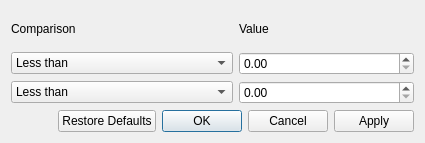
Before: the Qt Designer form hexrd/ui/resources/ui/threshold_mask_dialog.ui in HEXRD/hexrdgui, drawn with Qt 5.
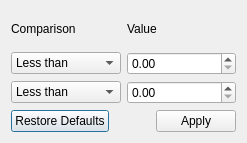
After: the same form once the commit is applied. Custom widgets are drawn as their Qt base class.

Commit message: Remove Okay/Cancel buttons

What changed in the file:
```diff
--- a/hexrd/ui/resources/ui/threshold_mask_dialog.ui
+++ b/hexrd/ui/resources/ui/threshold_mask_dialog.ui
@@ -6,7 +6,7 @@
    <rect>
     <x>0</x>
     <y>0</y>
-    <width>425</width>
+    <width>247</width>
     <height>143</height>
    </rect>
   </property>
@@ -14,85 +14,85 @@
    <string>Threshold Masking</string>
   </property>
   <layout class="QGridLayout" name="gridLayout">
-   <item row="0" column="2">
+   <item row="0" column="0">
+    <widget class="QLabel" name="comparison_label">
+     <property name="text">
+      <string>Comparison</string>
+     </property>
+    </widget>
+   </item>
+   <item row="0" column="1">
     <widget class="QLabel" name="value_label">
      <property name="text">
       <string>Value</string>
      </property>
     </widget>
    </item>
-   <item row="1" column="2">
+   <item row="1" column="0">
+    <widget class="QComboBox" name="first_comparison">
+     <item>
+      <property name="text">
+       <string>Less than</string>
+      </property>
+     </item>
+     <item>
+      <property name="text">
+       <string>Greater than</string>
+      </property>
+     </item>
+     <item>
+      <property name="text">
+       <string>Equal to</string>
+      </property>
+     </item>
+    </widget>
+   </item>
+   <item row="1" column="1">
     <widget class="ScientificDoubleSpinBox" name="first_value">
      <property name="toolTip">
       <string>Values of inf/-inf will be ignored</string>
      </property>
     </widget>
    </item>
-   <item row="2" column="2">
+   <item row="2" column="0">
+    <widget class="QComboBox" name="second_comparison">
+     <property name="currentIndex">
+      <number>0</number>
+     </property>
+     <item>
+      <property name="text">
+       <string>Less than</string>
+      </property>
+     </item>
+     <item>
+      <property name="text">
+       <string>Greater than</string>
+      </property>
+     </item>
+     <item>
+      <property name="text">
+       <string>Equal to</string>
+      </property>
+     </item>
+    </widget>
+   </item>
+   <item row="2" column="1">
     <widget class="ScientificDoubleSpinBox" name="second_value">
      <property name="toolTip">
       <string>Values of inf/-inf will be ignored</string>
      </property>
     </widget>
    </item>
-   <item row="3" column="1" colspan="2">
+   <item row="3" column="0" colspan="2">
     <widget class="QDialogButtonBox" name="button_box">
      <property name="orientation">
       <enum>Qt::Horizontal</enum>
      </property>
      <property name="standardButtons">
-      <set>QDialogButtonBox::Apply|QDialogButtonBox::Cancel|QDialogButtonBox::Ok|QDialogButtonBox::RestoreDefaults</set>
+      <set>QDialogButtonBox::Apply|QDialogButtonBox::RestoreDefaults</set>
      </property>
     </widget>
    </item>
-   <item row="0" column="0" colspan="2">
-    <widget class="QLabel" name="comparison_label">
-     <property name="text">
-      <string>Comparison</string>
-     </property>
-    </widget>
-   </item>
-   <item row="1" column="0" colspan="2">
-    <widget class="QComboBox" name="first_comparison">
-     <item>
-      <property name="text">
-       <string>Less than</string>
-      </property>
-     </item>
-     <item>
-      <property name="text">
-       <string>Greater than</string>
-      </property>
-     </item>
-     <item>
-      <property name="text">
-       <string>Equal to</string>
-      </property>
-     </item>
-    </widget>
-   </item>
-   <item row="2" column="0" colspan="2">
-    <widget class="QComboBox" name="second_comparison">
-     <property name="currentIndex">
-      <number>0</number>
-     </property>
-     <item>
-      <property name="text">
-       <string>Less than</string>
-      </property>
-     </item>
-     <item>
-      <property name="text">
-       <string>Greater than</string>
-      </property>
-     </item>
-     <item>
-      <property name="text">
-       <string>Equal to</string>
-      </property>
-     </item>
-    </widget>
-   </item>
   </layout>
  </widget>
  <customwidgets>
```
Left out of the diff: 6 changed lines with no effect on the pictures. The commit also changes 1 other file.
